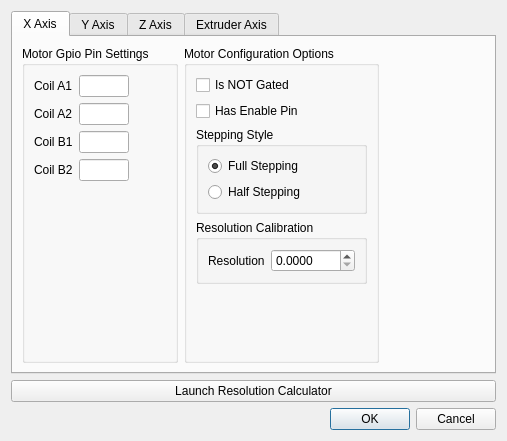
This is motorconfigdialog.ui in Bahamuttg/PiRinter3D as Qt 5 draws it before an edit. The edited form follows.
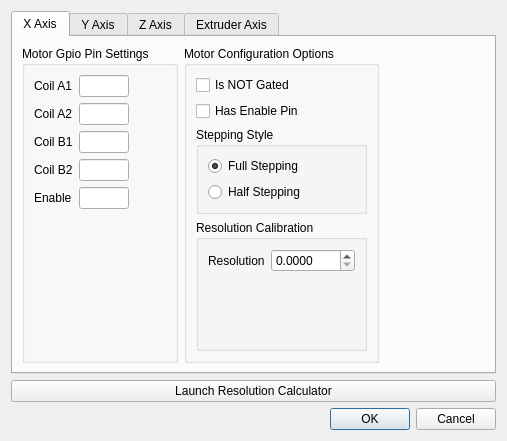
This is the edited form.

Diff of the .ui file:
```diff
--- a/motorconfigdialog.ui
+++ b/motorconfigdialog.ui
@@ -161,10 +161,30 @@
                   </property>
                  </widget>
                 </item>
+                <item row="4" column="0">
+                 <widget class="QLabel" name="lblEnableX">
+                  <property name="text">
+                   <string>Enable</string>
+                  </property>
+                 </widget>
+                </item>
+                <item row="4" column="1">
+                 <widget class="QLineEdit" name="leEnableX">
+                  <property name="maximumSize">
+                   <size>
+                    <width>50</width>
+                    <height>16777215</height>
+                   </size>
+                  </property>
+                  <property name="inputMask">
+                   <string>00</string>
+                  </property>
+                 </widget>
+                </item>
                </layout>
               </item>
               <item>
-               <spacer name="verticalSpacer_5">
+               <spacer name="verticalSpacer">
                 <property name="orientation">
                  <enum>Qt::Vertical</enum>
                 </property>
@@ -274,22 +294,22 @@
                    </item>
                   </layout>
                  </item>
+                 <item>
+                  <spacer name="verticalSpacer_5">
+                   <property name="orientation">
+                    <enum>Qt::Vertical</enum>
+                   </property>
+                   <property name="sizeHint" stdset="0">
+                    <size>
+                     <width>20</width>
+                     <height>40</height>
+                    </size>
+                   </property>
+                  </spacer>
+                 </item>
                 </layout>
                </widget>
               </item>
-              <item>
-               <spacer name="verticalSpacer_6">
-                <property name="orientation">
-                 <enum>Qt::Vertical</enum>
-                </property>
-                <property name="sizeHint" stdset="0">
-                 <size>
-                  <width>20</width>
-                  <height>40</height>
-                 </size>
-                </property>
-               </spacer>
-              </item>
              </layout>
              <zorder>formLayoutWidget</zorder>
              <zorder>leB2_X</zorder>
```
Left out of the diff: 117 changed lines with no effect on the pictures.
